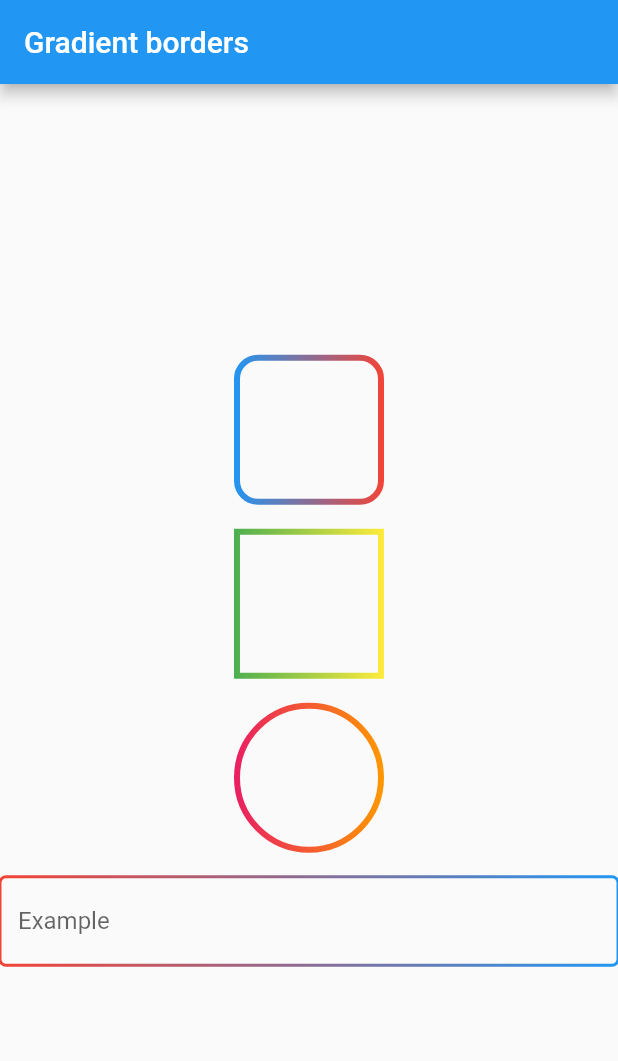
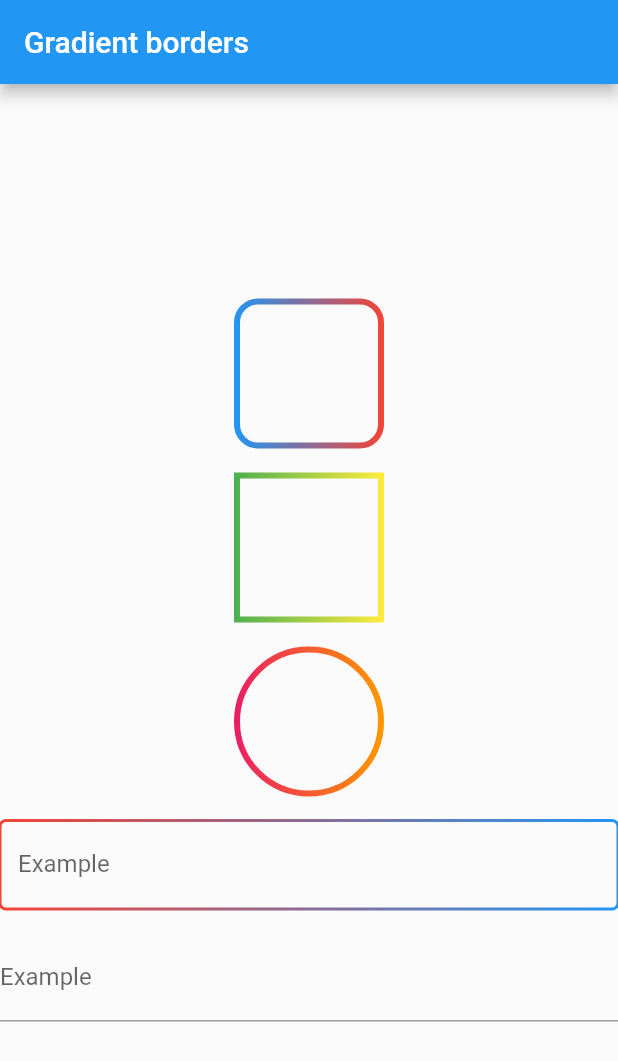
Before and after one commit to obiwanzenobi/gradient-borders, a Flutter app: the screen it shows after launch, on a phone screen of 412 x 824 dp. Shown: the top 1061 px of the screen. Run offline on Flutter 3.47's test engine with Material 2 defaults, Android fonts, the phone set to English and light mode, and no system bars; statements that could not run were skipped.

Commit message:
Added GradientUnderlineInput property for input decoration

```diff
--- a/example/lib/main.dart
+++ b/example/lib/main.dart
@@ -88,6 +88,20 @@ class _MyHomePageState extends State<MyHomePage> {
                 label: Text("Example"),
               ),
             ),
+            const SizedBox(height: 16),
+            const TextField(
+              decoration: InputDecoration(
+                border: GradientUnderlineInputBorder(
+                  gradient: LinearGradient(colors: [Colors.red, Colors.blue]),
+                  width: 2,
+                ),
+                focusedBorder: GradientOutlineInputBorder(
+                    gradient:
+                        LinearGradient(colors: [Colors.yellow, Colors.green]),
+                    width: 2),
+                label: Text("Example"),
+              ),
+            ),
           ],
         ),
       ),
--- /dev/null
+++ b/lib/input_borders/gradient_underline_input_border.dart
@@ -0,0 +1,80 @@
+import 'dart:math' as math;
+import 'dart:ui';
+
+import 'package:flutter/material.dart';
+
+class GradientUnderlineInputBorder extends InputBorder {
+  const GradientUnderlineInputBorder({
+    required this.gradient,
+    this.width = 1.0,
+    this.gapPadding = 4.0,
+    this.borderRadius = const BorderRadius.all(Radius.circular(4)),
+  });
+
+  final double width;
+
+  final BorderRadius borderRadius;
+
+  final Gradient gradient;
+
+  final double gapPadding;
+
+  @override
+  InputBorder copyWith({BorderSide? borderSide}) {
+    return this;
+  }
+
+  @override
+  bool get isOutline => true;
+
+  @override
+  EdgeInsetsGeometry get dimensions => EdgeInsets.all(width);
+
+  @override
+  Path getInnerPath(Rect rect, {TextDirection? textDirection}) {
+    return Path()
+      ..addRRect(
+        borderRadius
+            .resolve(textDirection)
+            .toRRect(rect)
+            .deflate(borderSide.width),
+      );
+  }
+
+  @override
+  Path getOuterPath(Rect rect, {TextDirection? textDirection}) {
+    return Path()..addRRect(borderRadius.resolve(textDirection).toRRect(rect));
+  }
+
+  @override
+  void paint(
+    Canvas canvas,
+    Rect rect, {
+    double? gapStart,
+    double gapExtent = 0.0,
+    double gapPercentage = 0.0,
+    TextDirection? textDirection,
+  }) {
+    final paint = _getPaint(rect);
+    Rect underlineRect =
+        Rect.fromLTWH(rect.left, rect.height - width, rect.width, width);
+    canvas.drawRect(underlineRect, paint);
+  }
+
+  @override
+  ShapeBorder scale(double t) {
+    return GradientUnderlineInputBorder(
+      width: width * t,
+      borderRadius: borderRadius * t,
+      gradient: gradient,
+    );
+  }
+
+  Paint _getPaint(Rect rect) {
+    return Paint()
+      ..strokeWidth = width
+      ..shader = gradient.createShader(rect)
+      ..style = PaintingStyle.stroke;
+  }
+
+}
```
Also changed, not shown: example/pubspec.lock, 2 other files.
